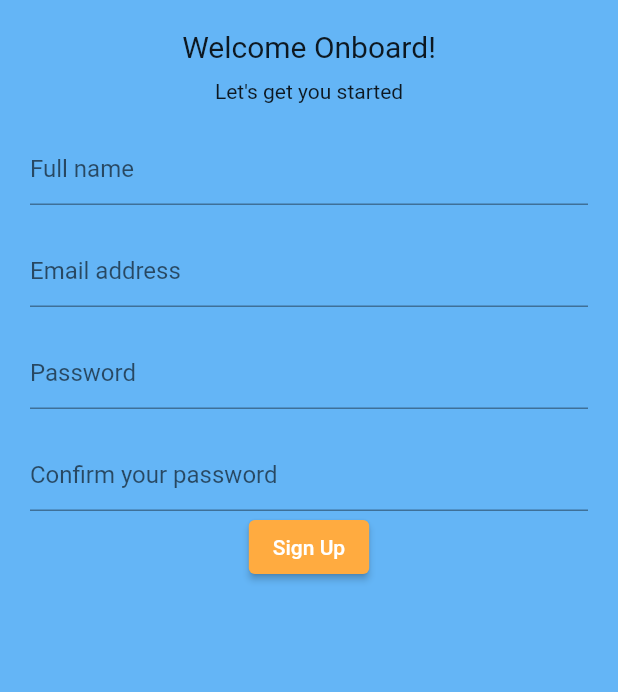
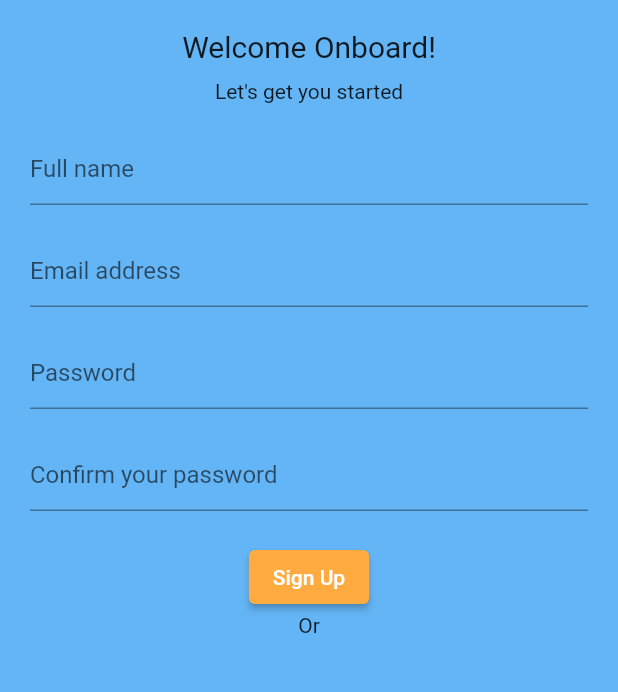
Before and after one commit to BankoleOcean29/sky_fly, a Flutter app: the screen it shows after launch, after a tap on "Sign Up", on a phone screen of 412 x 824 dp, the part 167-859 px from its top. Run offline on Flutter 3.47's test engine with Material 2 defaults, Android fonts, the phone set to English and light mode, and no system bars.

```diff
--- a/lib/main.dart
+++ b/lib/main.dart
@@ -1,13 +1,17 @@
 import 'package:flutter/material.dart';
 
 void main() {
-  runApp( SkyFly());
+  runApp( const SkyFly());
 }
 
-class SkyFly extends StatelessWidget {
+class SkyFly extends StatefulWidget {
   const SkyFly({Key? key}) : super(key: key);
 
+  @override
+  _SkyFlyState createState() => _SkyFlyState();
+}
 
+class _SkyFlyState extends State<SkyFly> {
   @override
   Widget build(BuildContext context) {
     return MaterialApp(
@@ -71,9 +75,15 @@ class SkyFly extends StatelessWidget {
                     child: TextField(
                         decoration:
                         InputDecoration(hintText: 'Confirm your password')),)),
-              ElevatedButton(onPressed: (){
+              Center(
+                child: Padding(
+                  padding: const EdgeInsets.only(top: 20.0),
+                  child: ElevatedButton(onPressed: (){
                     print('tes');
                   }, child: Text('Sign Up'), style: ButtonStyle(backgroundColor: MaterialStateProperty.all(Colors.orangeAccent)) ,),
+                ),
+              ),
+              Text('Or')
             ],
           ),
 
--- /dev/null
+++ b/lib/views/login_page.dart
@@ -0,0 +1 @@
+class Login
```
Also changed, not shown: 1 other file. Lines whose indentation alone changed are shown as unchanged.
